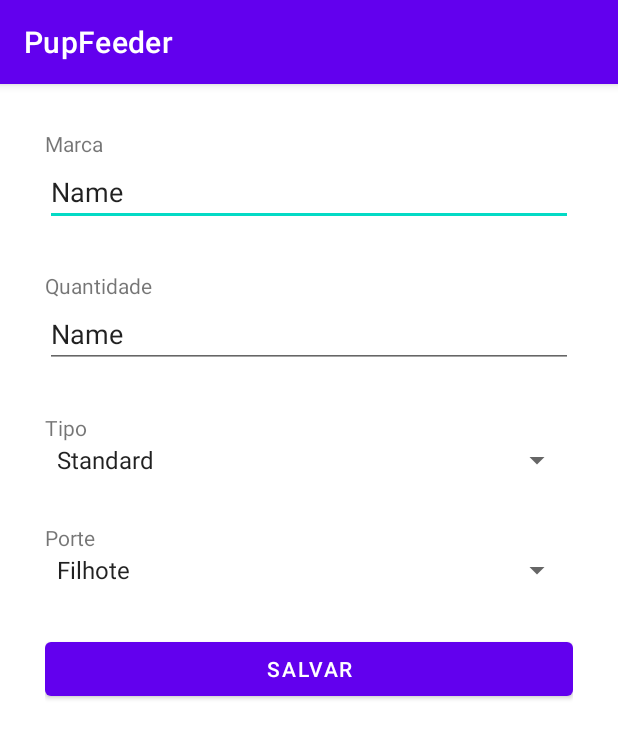
After one commit to PauloSeixas78/poo_java_2023_3004, an Android app: the Tela_Cadastro_Racoes screen opened directly, with no data from a screen before it, on a phone screen of 412 x 824 dp. The commit adds this screen. Shown: the top 738 px of the screen. Run offline under Robolectric (Android 15) with nearby library versions, the phone set to English and light mode, and no system bars.

Commit message:
Telas de listagem e cadastro

```diff
--- a/app/src/main/AndroidManifest.xml
+++ b/app/src/main/AndroidManifest.xml
@@ -8,6 +8,12 @@
         android:roundIcon="@mipmap/ic_launcher_round"
         android:supportsRtl="true"
         android:theme="@style/Theme.PupFeeder">
+        <activity
+            android:name=".Tela_Cadastro_Racoes"
+            android:exported="false" />
+        <activity
+            android:name=".TelaListaRacoes"
+            android:exported="false" />
         <activity
             android:name=".TelaListagemAgendamento"
             android:exported="false" />
--- a/app/src/main/java/com/example/pupfeeder/MainActivity.java
+++ b/app/src/main/java/com/example/pupfeeder/MainActivity.java
@@ -1,6 +1,8 @@
 package com.example.pupfeeder;
 
+
 import androidx.appcompat.app.AppCompatActivity;
+
 
 import android.content.Intent;
 import android.os.Bundle;
--- /dev/null
+++ b/app/src/main/java/com/example/pupfeeder/Tela_Cadastro_Racoes.java
@@ -0,0 +1,16 @@
+package com.example.pupfeeder;
+
+import androidx.appcompat.app.AppCompatActivity;
+
+import android.os.Bundle;
+import android.widget.Button;
+
+public class Tela_Cadastro_Racoes extends AppCompatActivity {
+
+
+    @Override
+    protected void onCreate(Bundle savedInstanceState) {
+        super.onCreate(savedInstanceState);
+        setContentView(R.layout.activity_tela_cadastro_racoes);
+    }
+}
--- a/app/src/main/res/layout/activity_main.xml
+++ b/app/src/main/res/layout/activity_main.xml
@@ -34,7 +34,8 @@
         android:layout_width="match_parent"
         android:layout_height="wrap_content"
         android:ems="10"
-        android:inputType="text" />
+        android:inputType="text"
+        android:password="true" />
 
     <Button
         android:id="@+id/buttonEntrar"
--- /dev/null
+++ b/app/src/main/res/layout/activity_tela_cadastro_racoes.xml
@@ -0,0 +1,72 @@
+<?xml version="1.0" encoding="utf-8"?>
+<LinearLayout xmlns:android="http://schemas.android.com/apk/res/android"
+    xmlns:app="http://schemas.android.com/apk/res-auto"
+    xmlns:tools="http://schemas.android.com/tools"
+    android:layout_width="match_parent"
+    android:layout_height="match_parent"
+    android:layout_margin="30dp"
+    android:orientation="vertical"
+    tools:context=".Tela_Cadastro_Racoes">
+
+    <TextView
+        android:id="@+id/textView10"
+        android:layout_width="match_parent"
+        android:layout_height="wrap_content"
+        android:text="@string/activity_tela_lista_cadastro_racoes_marca" />
+
+    <EditText
+        android:id="@+id/editTextText"
+        android:layout_width="match_parent"
+        android:layout_height="wrap_content"
+        android:ems="10"
+        android:inputType="text"
+        android:text="Name" />
+
+    <TextView
+        android:id="@+id/textView11"
+        android:layout_width="match_parent"
+        android:layout_height="wrap_content"
+        android:layout_marginTop="30dp"
+        android:text="@string/activity_tela_lista_cadastro_racoes_quantidade" />
+
+    <EditText
+        android:id="@+id/editTextText2"
+        android:layout_width="match_parent"
+        android:layout_height="wrap_content"
+        android:ems="10"
+        android:inputType="text"
+        android:text="Name" />
+
+    <TextView
+        android:id="@+id/textView12"
+        android:layout_width="match_parent"
+        android:layout_height="wrap_content"
+        android:layout_marginTop="30dp"
+        android:text="@string/activity_tela_lista_cadastro_racoes_tipo" />
+
+    <Spinner
+        android:id="@+id/spinner3"
+        android:layout_width="match_parent"
+        android:layout_height="wrap_content"
+        android:entries="@array/activity_tela_lista_cadastro_racoes_tipo_lista" />
+
+    <TextView
+        android:id="@+id/textView13"
+        android:layout_width="match_parent"
+        android:layout_height="wrap_content"
+        android:layout_marginTop="30dp"
+        android:text="@string/activity_tela_cadastro_racoes_porte" />
+
+    <Spinner
+        android:id="@+id/spinner4"
+        android:layout_width="match_parent"
+        android:layout_height="wrap_content"
+        android:entries="@array/activity_tela_cadastro_racoes_porte_lista" />
+
+    <Button
+        android:id="@+id/button7"
+        android:layout_width="match_parent"
+        android:layout_height="wrap_content"
+        android:layout_marginTop="30dp"
+        android:text="@string/activity_tela_cadastro_racoes_salvar" />
+</LinearLayout>
--- a/app/src/main/res/layout/activity_tela_selecao.xml
+++ b/app/src/main/res/layout/activity_tela_selecao.xml
@@ -2,7 +2,6 @@
 <LinearLayout xmlns:android="http://schemas.android.com/apk/res/android"
     xmlns:app="http://schemas.android.com/apk/res-auto"
     xmlns:tools="http://schemas.android.com/tools"
-    android:id="@+id/activity_tela_selecao"
     android:layout_width="match_parent"
     android:layout_height="match_parent"
     android:layout_margin="30dp"
@@ -10,7 +9,7 @@
     tools:context=".TelaSelecao">
 
     <Button
-        android:id="@+id/button4"
+        android:id="@+id/button_selecao_racao"
         android:layout_width="match_parent"
         android:layout_height="wrap_content"
         android:layout_margin="20dp"
--- a/app/src/main/res/values/strings.xml
+++ b/app/src/main/res/values/strings.xml
@@ -14,4 +14,25 @@
         <item>Nenhum</item>
     </string-array>
     <string name="activity_cadastro_agendamento_salvar">Salvar</string>
+
+
+    <string name="activity_tela_lista_racoes_nova">Nova ração</string>
+
+
+    <string name="activity_tela_lista_cadastro_racoes_marca">Marca</string>
+    <string name="activity_tela_lista_cadastro_racoes_quantidade">Quantidade</string>
+    <string name="activity_tela_lista_cadastro_racoes_tipo">Tipo</string>
+    <string-array name="activity_tela_lista_cadastro_racoes_tipo_lista">
+        <item>Standard</item>
+        <item>Premium</item>
+        <item>Super Premium</item>
+    </string-array>
+    <string name="activity_tela_cadastro_racoes_porte">Porte</string>
+    <string-array name="activity_tela_cadastro_racoes_porte_lista">
+        <item>Filhote</item>
+        <item>Porte médio</item>
+        <item>Porte Grande</item>
+    </string-array>
+    <string name="activity_tela_cadastro_racoes_salvar">Salvar</string>
+
 </resources>
```
Also changed, not shown: app/src/main/java/com/example/pupfeeder/TelaListaRacoes.java (added, +27 -0 lines), app/src/main/java/com/example/pupfeeder/TelaSelecao.java (+13 -0 lines), app/src/main/res/layout/activity_tela_lista_racoes.xml (added, +27 -0 lines).
